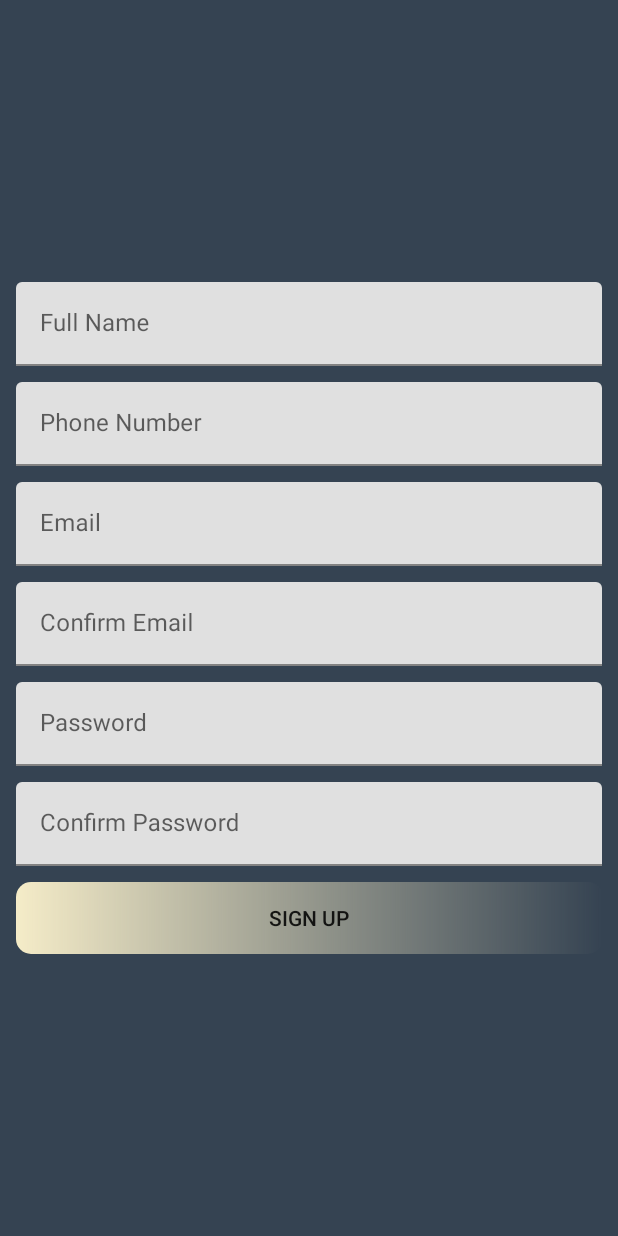
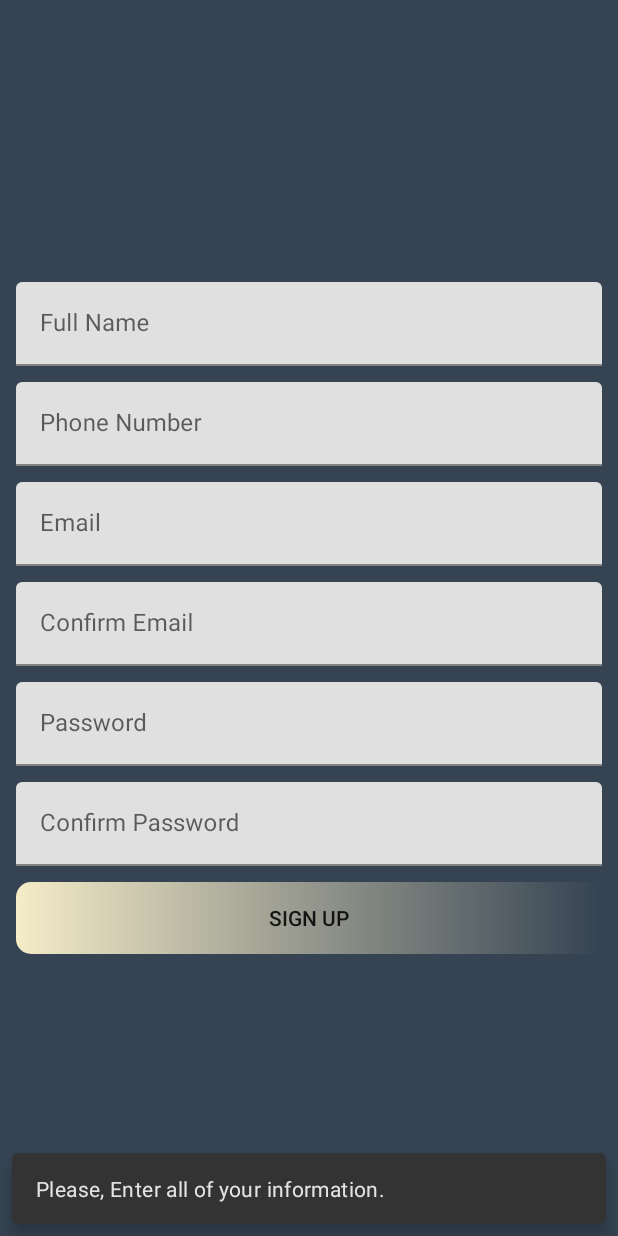
Before and after one commit to omarhedaia/GoBarber, an Android app: the SingUpFragment screen opened through its navigation route, after a tap on "SIGN UP", on a phone screen of 412 x 824 dp. Run offline under Robolectric (Android 15) with nearby library versions, the phone set to English and light mode, and no system bars; our stand-ins replace Firebase (no records; nobody signed in at launch, a user with empty details on screens opened directly).

Commit message:
add the reservation history feature for the user

```diff
--- a/app/src/main/java/com/hedaia/gobarber/BarbersLocationFragment.kt
+++ b/app/src/main/java/com/hedaia/gobarber/BarbersLocationFragment.kt
@@ -4,6 +4,7 @@ import android.Manifest.permission.ACCESS_COARSE_LOCATION
 import android.Manifest.permission.ACCESS_FINE_LOCATION
 import android.content.Context
 import android.content.pm.PackageManager
+import android.content.res.Resources
 import android.graphics.*
 import android.location.*
 import android.os.Build
@@ -307,7 +308,7 @@ class BarbersLocationFragment : Fragment(),ServicesProvidersAdapter.onClick,OnMa
         val bitmap = AppCompatResources.getDrawable(requireContext(),resourceImage)!!.toBitmap(100,100,Bitmap.Config.ARGB_8888)
         val paint = Paint()
         val filter: ColorFilter = PorterDuffColorFilter(
-            resources.getColor(R.color.red),
+            resources.getColor(R.color.red,requireContext().theme),
             PorterDuff.Mode.SRC_IN
         )
         paint.colorFilter = filter
--- a/app/src/main/java/com/hedaia/gobarber/ReservationsHistoryFragment.kt
+++ b/app/src/main/java/com/hedaia/gobarber/ReservationsHistoryFragment.kt
@@ -40,7 +40,7 @@ class ReservationsHistoryFragment : Fragment(),ReservationsAdapter.onClickListen
         // Inflate the layout for this fragment
         binding=FragmentReservationsHistoryBinding.inflate(layoutInflater)
 
-        viewModel.getReservations(currentCustomer!!).observe(viewLifecycleOwner){
+        viewModel.getReservationsHistory(currentCustomer!!).observe(viewLifecycleOwner){
             reservations.clear()
             reservations.addAll(it)
             Log.d("TAG", "onCreate: $reservations ")
--- a/app/src/main/java/com/hedaia/gobarber/SingUpFragment.kt
+++ b/app/src/main/java/com/hedaia/gobarber/SingUpFragment.kt
@@ -9,6 +9,7 @@ import android.view.ViewGroup
 import android.widget.Toast
 import androidx.lifecycle.ViewModelProvider
 import androidx.navigation.fragment.findNavController
+import com.google.android.material.snackbar.Snackbar
 import com.hedaia.gobarber.Models.Customer
 import com.hedaia.gobarber.ViewModels.CustomersViewModel
 import com.hedaia.gobarber.databinding.FragmentSingUpBinding
@@ -56,18 +57,23 @@ class SingUpFragment : Fragment() {
                             Log.d("Data", "AddProcess: $newUser ")
                             findNavController().navigate(R.id.action_singUpFragment_to_signInFragment)
                              }else{
-                            Toast.makeText(requireContext(), "Passwords must be match", Toast.LENGTH_LONG).show()
+                                 Snackbar.make(requireView(),"Passwords must match",Snackbar.LENGTH_LONG).show()
+//                            Toast.makeText(requireContext(), "Passwords must be match", Toast.LENGTH_LONG).show()
                         }
                     }else{
-                        Toast.makeText(requireContext(), "Emails must be match", Toast.LENGTH_LONG).show()
+                        Snackbar.make(requireView(),"Emails must match",Snackbar.LENGTH_LONG).show()
+//                        Toast.makeText(requireContext(), "Emails must be match", Toast.LENGTH_LONG).show()
                     }
 
                         } else {
-                            Toast.makeText(
-                                context,
-                                "Enter all your information, Please!",
-                                Toast.LENGTH_LONG
-                            ).show()
+
+                            Snackbar.make(requireView(),"Please, Enter all of your information.",Snackbar.LENGTH_LONG).show()
+
+//                            Toast.makeText(
+//                                context,
+//                                "Enter all your information, Please!",
+//                                Toast.LENGTH_LONG
+//                            ).show()
                         }
                     }
 
--- a/app/src/main/java/com/hedaia/gobarber/ViewModels/CustomersViewModel.kt
+++ b/app/src/main/java/com/hedaia/gobarber/ViewModels/CustomersViewModel.kt
@@ -55,4 +55,9 @@ class CustomersViewModel(application: Application): AndroidViewModel(application
     fun getAgenda(): LiveData<List<Agenda>> {
         return repository.getAgenda()
     }
+
+    fun getReservationsHistory(customer: Customer):LiveData<List<Reservation>>{
+
+        return repository.getReservationsHistory(customer)
+    }
 }
--- a/app/src/main/java/com/hedaia/gobarber/Views/ReservationsAdapter.kt
+++ b/app/src/main/java/com/hedaia/gobarber/Views/ReservationsAdapter.kt
@@ -20,9 +20,10 @@ class ReservationsAdapter (var clickListener: onClickListener): RecyclerView.Ada
     }
 
     override fun onBindViewHolder(holder: itemViewHolder, position: Int) {
-        var reservation=reservationsList[position]
+        val reservation=reservationsList[position]
         holder.binding.apply {
 
+            serviceProviderTV.text = reservation.serviceProviderId
 
             date.text=reservation.date!!
             barberId.text=reservation.barberID
--- a/app/src/main/res/layout/fragment_customer_profile.xml
+++ b/app/src/main/res/layout/fragment_customer_profile.xml
@@ -60,12 +60,12 @@
                 android:id="@+id/reservationBtn"
                 android:layout_width="match_parent"
                 android:layout_height="wrap_content"
-                android:padding="10dp"
                 android:layout_margin="10dp"
                 android:background="@drawable/search_view_background"
                 android:drawableStart="@drawable/baseline_calendar_today_24"
                 android:drawableEnd="@drawable/baseline_arrow_forward_ios_24"
-                android:text="Reservations" />
+                android:padding="10dp"
+                android:text="Reservations History" />
 
                  <!--app:icon="@drawable/baseline_arrow_forward_ios_24"
                 app:iconGravity="end"-->
```
Also changed, not shown: app/src/main/java/com/hedaia/gobarber/Models/Repository.kt (+21 -0 lines), app/src/main/java/com/hedaia/gobarber/SignInFragment.kt (+6 -2 lines), app/src/main/res/layout/reservation_history_row.xml (+12 -2 lines).
